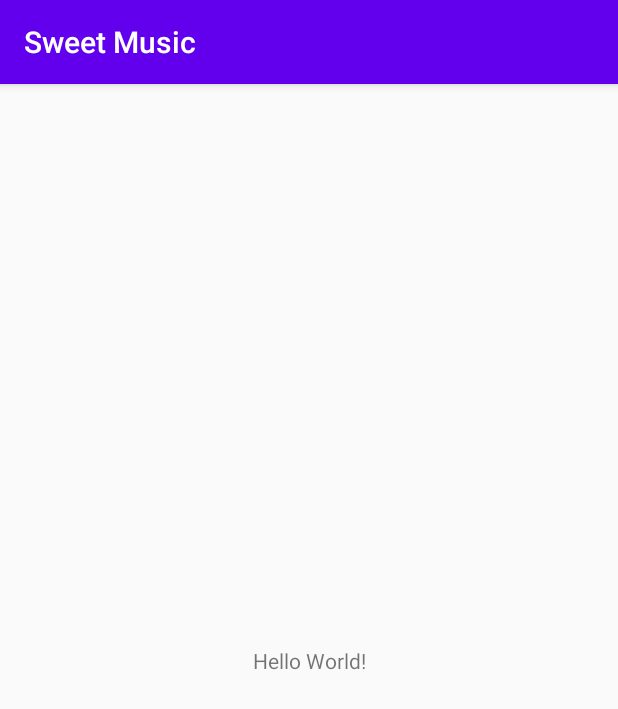
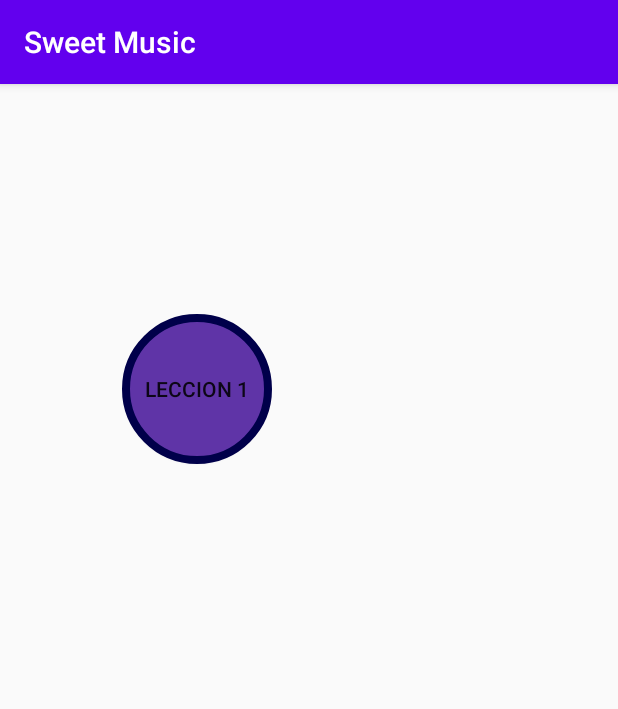
Before and after one commit to Mike-Fernandez/SweetMusic, an Android app: the screen it shows after launch (MainActivity), on a phone screen of 412 x 824 dp. Shown: the top 709 px of the screen. Run offline under Robolectric (Android 15) with nearby library versions, the phone set to English and light mode, and no system bars.

Commit message:
Created round buttons

```diff
--- /dev/null
+++ b/app/src/main/res/drawable/rounded_button.xml
@@ -0,0 +1,11 @@
+<?xml version="1.0" encoding="utf-8"?>
+<shape xmlns:android="http://schemas.android.com/apk/res/android"
+    android:shape="rectangle">
+    <solid android:color="#5F34A7" />
+    <corners android:bottomRightRadius="100dp"
+        android:bottomLeftRadius="100dp"
+        android:topRightRadius="100dp"
+        android:topLeftRadius="100dp"/>
+    <stroke android:width="5dp"
+        android:color="#00004A"/>
+</shape>
--- a/app/src/main/res/layout/activity_main.xml
+++ b/app/src/main/res/layout/activity_main.xml
@@ -6,13 +6,18 @@
     android:layout_height="match_parent"
     tools:context=".MainActivity">
 
-    <TextView
-        android:layout_width="wrap_content"
-        android:layout_height="wrap_content"
-        android:text="Hello World!"
+    <Button
+        android:id="@+id/bt_leccion1"
+        android:layout_width="100dp"
+        android:layout_height="100dp"
+        android:text="Leccion 1"
+        android:background="@drawable/rounded_button"
         app:layout_constraintBottom_toBottomOf="parent"
-        app:layout_constraintLeft_toLeftOf="parent"
-        app:layout_constraintRight_toRightOf="parent"
-        app:layout_constraintTop_toTopOf="parent" />
+        app:layout_constraintEnd_toEndOf="parent"
+        app:layout_constraintHorizontal_bias="0.26"
+        app:layout_constraintStart_toStartOf="parent"
+        app:layout_constraintTop_toTopOf="parent"
+        app:layout_constraintVertical_bias="0.23000002" />
+
 
 </androidx.constraintlayout.widget.ConstraintLayout>
```
